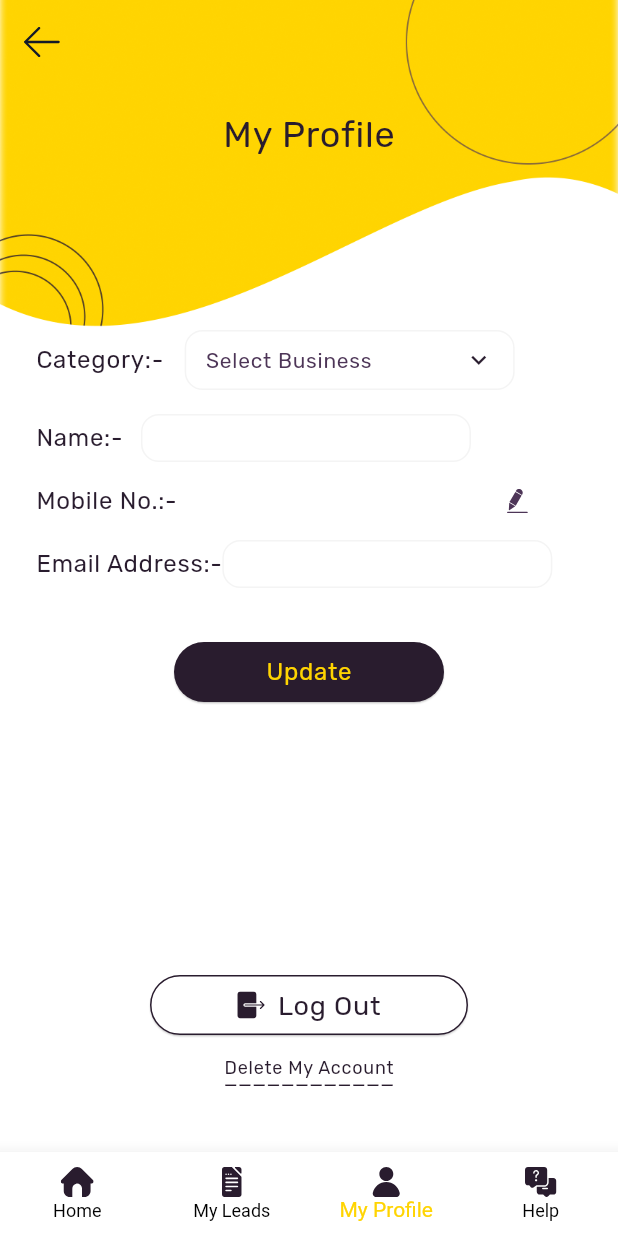
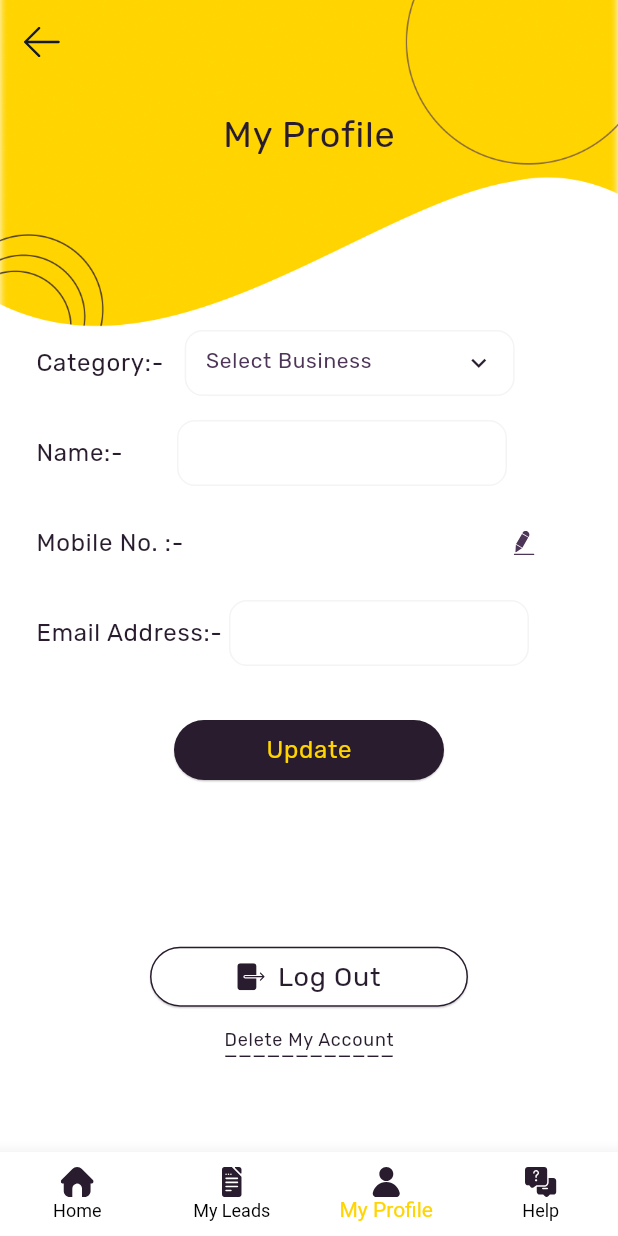
Before and after one commit to appdeveloper-slit/zoominghome, a Flutter app: the NotificationPage screen opened directly, in the side drawer, after a tap on "My Profile", on a phone screen of 412 x 824 dp. Run offline on Flutter 3.47's test engine with Material 2 defaults, Android fonts, the phone set to English and light mode, and no system bars; our stand-ins replace awesome_dialog, cached_network_image, connectivity_plus, dio, double_back_to_close, flutter_spinkit and 4 more; missing offline and left inert: onesignal_flutter; accounts and stored records are empty; network calls fail; statements that could not run were skipped; project files that could hold a hidden picture were left out.

Commit message:
5 may 6:52 pm

```diff
--- a/lib/buylead.dart
+++ b/lib/buylead.dart
@@ -355,7 +355,7 @@ class BuyLeadpage extends State<BuyLead> {
                           ),
                           children: <TextSpan>[
                             TextSpan(
-                              text: '₹ ${totalcount}',
+                              text: '₹ ${v['lead_cost'].toString()}',
                               style: Sty().smallText.copyWith(
                                   color: Clr().textColor,
                                   fontWeight: FontWeight.w500,
--- a/lib/help.dart
+++ b/lib/help.dart
@@ -53,10 +53,6 @@ class _HelpState extends State<Help> {
       child: Scaffold(
         extendBodyBehindAppBar: true,
         bottomNavigationBar: bottomBarLayout(ctx, 3),
-        // ),
-        key: scaffoldState,
-        drawer: navBar(ctx,scaffoldState),
-        // resizeToAvoidBottomInset: false,
         backgroundColor: Clr().white,
         body: SingleChildScrollView(
           child: DecoratedBox(
--- a/lib/myleads.dart
+++ b/lib/myleads.dart
@@ -89,7 +89,7 @@ class _MyLeadsState extends State<MyLeads> {
     });
     STM().checkInternet(context, widget).then((value) {
       if (value) {
-        // getCity();
+        getMyLeads();
       }
     });
   }
@@ -415,7 +415,7 @@ class _MyLeadsState extends State<MyLeads> {
       'toTime': dobCtrl1.text,
     });
     var result = await STM()
-        .posttoken(ctx, Str().processing, 'buyedLeadList', body, Token);
+        .posttoken(ctx, Str().loading, 'buyedLeadList', body, Token);
     var status = result['status'];
     if (status) {
       setState(() {
--- a/lib/myprofile.dart
+++ b/lib/myprofile.dart
@@ -63,7 +63,6 @@ class _MyProfileState extends State<MyProfile> {
       child: Scaffold(
         extendBodyBehindAppBar: true,
         bottomNavigationBar: bottomBarLayout(ctx, 2),
-        resizeToAvoidBottomInset: false,
         appBar: AppBar(
           backgroundColor: Colors.transparent,
           elevation: 0.0,
@@ -76,11 +75,11 @@ class _MyProfileState extends State<MyProfile> {
                 child: SvgPicture.asset('assets/backbtn.svg')),
           ),
         ),
-        key: scaffoldState,
-        drawer: navBar(ctx, scaffoldState),
-        // resizeToAvoidBottomInset: false,
         backgroundColor: Clr().white,
-        body: DecoratedBox(
+        body: SingleChildScrollView(
+          child: Container(
+            height: MediaQuery.of(ctx).size.height/1.1,
+            child: DecoratedBox(
               decoration: const BoxDecoration(
                   image: DecorationImage(
                       image: AssetImage('assets/pattern.png'),
@@ -112,11 +111,13 @@ class _MyProfileState extends State<MyProfile> {
                             left: Dim().d8,
                             right: Dim().d8,
                             top: Dim().d16,
-                        bottom: Dim().d16),
+                            bottom: Dim().d8),
                         child: Column(
                           crossAxisAlignment: CrossAxisAlignment.start,
                           children: [
-                        Row(children: [
+                            FittedBox(
+                              fit: BoxFit.fitWidth,
+                              child: Row(children: [
                                 Text('Category:-',
                                     style: Sty().smallText.copyWith(
                                       fontSize: Dim().d16,
@@ -126,7 +127,7 @@ class _MyProfileState extends State<MyProfile> {
                                 SizedBox(width: Dim().d14),
                                 SizedBox(
                                     width: Dim().d220,
-                            height: Dim().d40,
+                                    height: Dim().d44,
                                     child: DropdownButtonFormField(
                                       value: businessCat,
                                       hint: Text('Select Business Category',
@@ -176,10 +177,13 @@ class _MyProfileState extends State<MyProfile> {
                                   // ),
                                 ),
                               ]),
+                            ),
                             SizedBox(
                               height: Dim().d16,
                             ),
-                        Row(children: [
+                            FittedBox(
+                              fit: BoxFit.fitWidth,
+                              child: Row(children: [
                                 Text('Name:-',
                                     style: Sty().smallText.copyWith(
                                       fontSize: Dim().d16,
@@ -187,11 +191,11 @@ class _MyProfileState extends State<MyProfile> {
                                       fontWeight: FontWeight.w100,
                                     )),
                                 SizedBox(
-                            width: Dim().d12,
+                                  width: Dim().d36,
                                 ),
                                 SizedBox(
                                   width: Dim().d220,
-                            height: Dim().d32,
+                                  height: Dim().d44,
                                   child: TextField(
                                     controller: nameCtrl,
                                     keyboardType: TextInputType.text,
@@ -205,13 +209,16 @@ class _MyProfileState extends State<MyProfile> {
                                   ),
                                 ),
                               ]),
+                            ),
                             SizedBox(
                               height: Dim().d16,
                             ),
-                        Row(
+                            FittedBox(
+                              fit: BoxFit.fitWidth,
+                              child: Row(
                                 children: [
                                   Row(children: [
-                              Text('Mobile No.:-',
+                                    Text('Mobile No. :-',
                                         style: Sty().smallText.copyWith(
                                           fontSize: Dim().d16,
                                           color: Clr().primaryColor,
@@ -219,7 +226,7 @@ class _MyProfileState extends State<MyProfile> {
                                         )),
                                     SizedBox(
                                       width: Dim().d220,
-                                height: Dim().d20,
+                                      height: Dim().d44,
                                       child: TextField(
                                         controller: mobileCtrl,
                                         readOnly: true,
@@ -240,17 +247,20 @@ class _MyProfileState extends State<MyProfile> {
                                       child: SvgPicture.asset('assets/editbtn.svg')),
                                 ],
                               ),
+                            ),
                             SizedBox(height: Dim().d16),
-                        Row(children: [
-                          Text('Email Address:-',
+                            FittedBox(
+                              fit: BoxFit.fitWidth,
+                              child: Row(children: [
+                                Text('Email Address:- ',
                                     style: Sty().smallText.copyWith(
                                       fontSize: Dim().d16,
                                       color: Clr().primaryColor,
                                       fontWeight: FontWeight.w100,
                                     )),
                                 SizedBox(
-                            width: Dim().d220,
-                            height: Dim().d32,
+                                  width: Dim().d200,
+                                  height: Dim().d44,
                                   child: TextField(
                                     controller: emailCtrl,
                                     keyboardType: TextInputType.emailAddress,
@@ -264,6 +274,7 @@ class _MyProfileState extends State<MyProfile> {
                                   ),
                                 ),
                               ]),
+                            ),
                             SizedBox(height: Dim().d36),
                             Align(
                               alignment: Alignment.center,
@@ -294,13 +305,9 @@ class _MyProfileState extends State<MyProfile> {
                     ),
                     Column(
                       children: [
-                    SizedBox(
-                      height: Dim().d16,
-                    ),
                         InkWell(
                           onTap: () async {
-                        SharedPreferences sp =
-                            await SharedPreferences.getInstance();
+                            SharedPreferences sp = await SharedPreferences.getInstance();
                             sp.clear();
                             STM().finishAffinity(context, SingIn());
                           },
@@ -374,6 +381,8 @@ class _MyProfileState extends State<MyProfile> {
                 ),
               ),
             ),
+          ),
+        )
       ),
     );
   }
@@ -754,7 +763,7 @@ class _MyProfileState extends State<MyProfile> {
     });
     var result = await STM()
         .posttoken(ctx, Str().deleting, 'deleteAccount', body, Token);
-    var success = result['status'];
+    var success = result['success'];
     var message = result['message'];
     if (success) {
       STM().successDialogWithAffinity(ctx, message, SingIn());
@@ -770,8 +779,8 @@ class _MyProfileState extends State<MyProfile> {
     if (status) {
       setState(() {
         BusinessCatList = result['category'];
+      });
       getProfile();
-      });
     }
   }
 }
--- a/lib/notifications.dart
+++ b/lib/notifications.dart
@@ -146,7 +146,7 @@ class _NotificationPageState extends State<NotificationPage> {
                                Align(
                                   alignment: Alignment.centerRight,
                                   child: Text(
-                                    '${notificationList[index]['created_at']}',
+                                    '${notificationList[index]['created_on']}',
                                     style: TextStyle(
                                       color: Color(0xff28282A),
                                       fontSize: 12,
@@ -169,9 +169,8 @@ class _NotificationPageState extends State<NotificationPage> {
   }
 
   // getNotifications
-
 void getNotification() async {
-    var result = await STM().getWithoutDialog(ctx, 'notification');
+    var result = await STM().getWithoutDialogtoken(ctx, 'notification',Token);
     var success = result['success'];
     if(success){
       setState(() {
--- a/lib/otp.dart
+++ b/lib/otp.dart
@@ -350,7 +350,7 @@ class _OTPVerificationState extends State<OTPVerification> {
       sp.setBool('login', true);
       widget.list != null ? sp.setString('dataregister', result['data']['name']) : sp.setString('datalogin', result['user_info']['name']);
       sp.setString('token', result['customer_token']);
-      widget.list != null ? sp.setInt('cityId',  widget.list[0]['city_id']) : null;
+      widget.list != null ? sp.setInt('cityId',  widget.list[0]['city_id']) : sp.setInt('cityId', int.parse(result['user_info']['city_id'].toString()));
       STM().successDialogWithAffinity(ctx, message, HomePage());
     } else {
       STM().errorDialog(ctx, message);
--- a/lib/sidedrawer.dart
+++ b/lib/sidedrawer.dart
@@ -26,7 +26,7 @@ Widget navBar(context,key){
         return true;
       },
       child: Drawer(
-        width: 300,
+        width: 270,
         backgroundColor: Clr().secondaryColor,
         child: SingleChildScrollView(
           padding: EdgeInsets.only(left: Dim().d8),
@@ -36,14 +36,11 @@ Widget navBar(context,key){
                 height: Dim().d44,
               ),
               Align(
-                alignment: Alignment.centerLeft,
-                child: Padding(
-                  padding:  EdgeInsets.only(left: Dim().d32),
-                  child: Image.asset(
-                    'assets/splogo.png',width: 220,
-                    height: Dim().d80,
-                    fit: BoxFit.contain,
-                  ),
+                alignment: Alignment.center,
+                child: Image.asset(
+                  'assets/splogo.png',width: 220,
+                  height: Dim().d80,
+                  fit: BoxFit.contain,
                 ),
               ),
               SizedBox(
--- a/pubspec.yaml
+++ b/pubspec.yaml
@@ -17,7 +17,7 @@ publish_to: 'none' # Remove this line if you wish to publish to pub.dev
 # https://developer.apple.com/library/archive/documentation/General/Reference/InfoPlistKeyReference/Articles/CoreFoundationKeys.html
 # In Windows, build-name is used as the major, minor, and patch parts
 # of the product and file versions while build-number is used as the build suffix.
-version: 1.0.0+1
+version: 1.0.1+2
 
 environment:
   sdk: ">=2.17.3 <3.0.0"
```
Also changed, not shown: 9 other files. Lines whose indentation alone changed are shown as unchanged.
